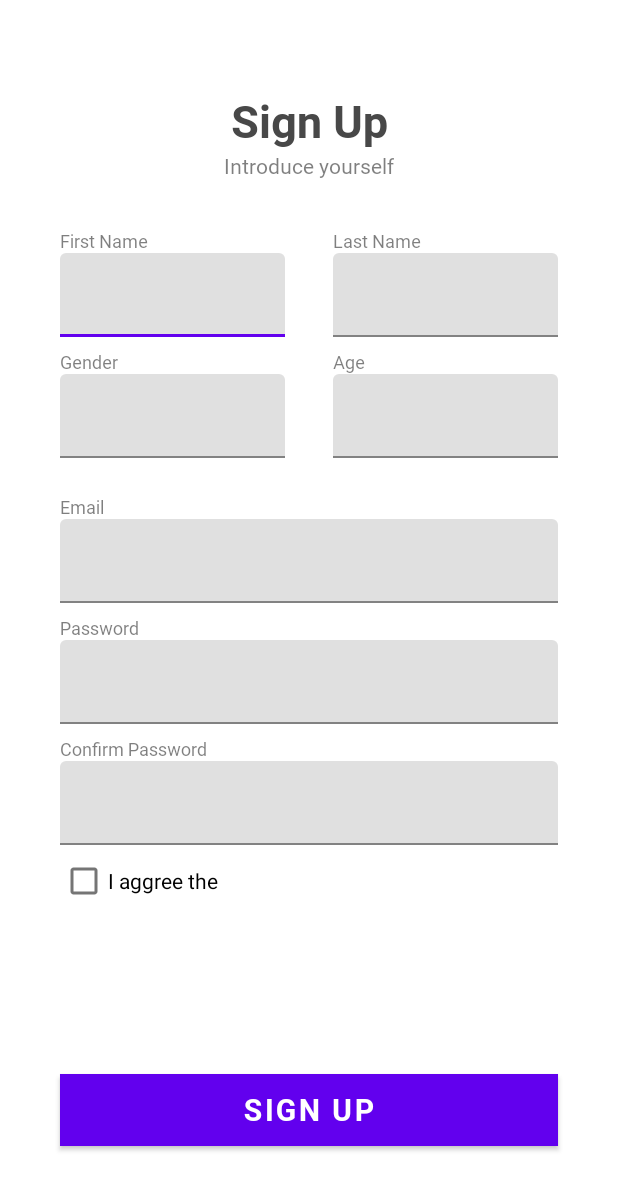
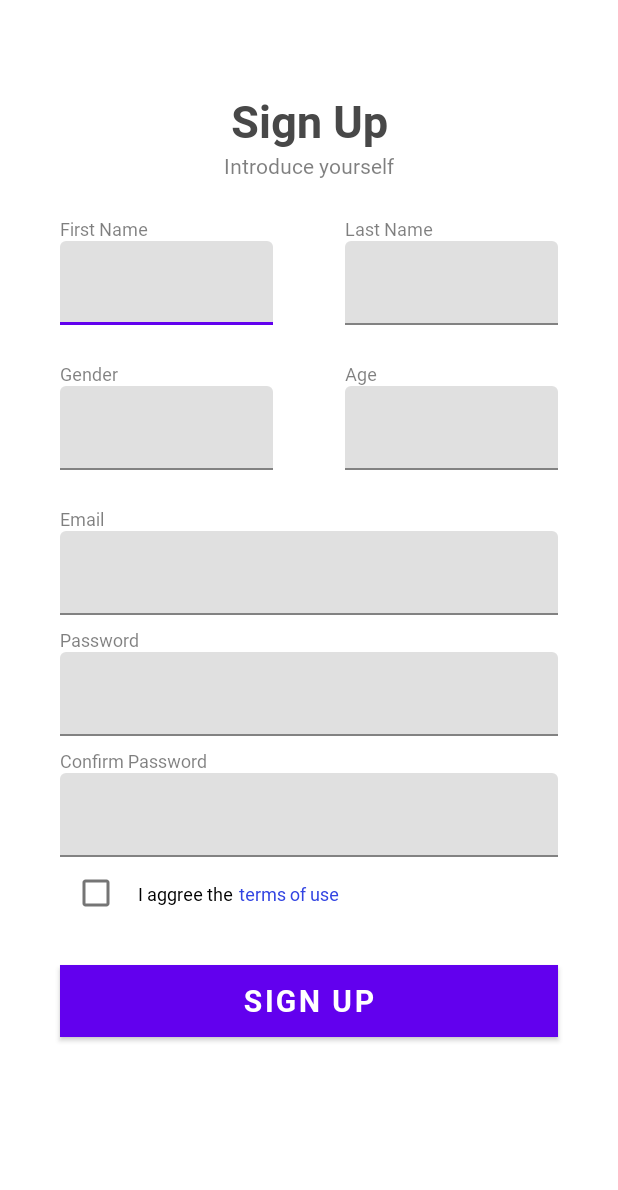
Before and after one commit to LuhutPakpahan/Capstone, an Android app: the layout activity_signup.xml on its own in the app's theme, with its tools: preview values and no code run, on a phone screen of 412 x 824 dp. Shown: the top 1190 px of the screen. Run offline under Robolectric (Android 15) with nearby library versions, the phone set to English and light mode, and no system bars.

Commit message:
Update sign up layout

```diff
--- a/app/build.gradle
+++ b/app/build.gradle
@@ -44,6 +44,7 @@ dependencies {
     implementation 'com.google.android.material:material:1.3.0'
     implementation 'androidx.constraintlayout:constraintlayout:2.0.4'
     implementation 'androidx.wear:wear:1.1.0'
+    implementation "androidx.cardview:cardview:1.0.0"
     testImplementation 'junit:junit:4.+'
     androidTestImplementation 'androidx.test.ext:junit:1.1.2'
     androidTestImplementation 'androidx.test.espresso:espresso-core:3.3.0'
--- a/app/src/main/AndroidManifest.xml
+++ b/app/src/main/AndroidManifest.xml
@@ -20,14 +20,15 @@
         <activity android:name=".ui.editprofile.EditProfileActivity" />
         <activity android:name=".ui.splash.SplashActivity"
             android:theme="@style/Theme.AppCompat.Light.NoActionBar">
+
+        </activity>
+        <activity android:name=".ui.signup.SignupActivity"
+            android:theme="@style/Theme.AppCompat.Light.NoActionBar">
             <intent-filter>
                 <action android:name="android.intent.action.MAIN" />
 
                 <category android:name="android.intent.category.LAUNCHER" />
             </intent-filter>
-        </activity>
-        <activity android:name=".ui.signup.SignupActivity"
-            android:theme="@style/Theme.AppCompat.Light.NoActionBar">
             <meta-data
                 android:name="android.support.PARENT_ACTIVITY"
                 android:value=".ui.login.LoginActivity" />
--- a/app/src/main/res/layout/activity_signup.xml
+++ b/app/src/main/res/layout/activity_signup.xml
@@ -1,10 +1,14 @@
 <?xml version="1.0" encoding="utf-8"?>
-<androidx.constraintlayout.widget.ConstraintLayout xmlns:android="http://schemas.android.com/apk/res/android"
+<ScrollView xmlns:android="http://schemas.android.com/apk/res/android"
     xmlns:app="http://schemas.android.com/apk/res-auto"
     xmlns:tools="http://schemas.android.com/tools"
     android:layout_width="match_parent"
     android:layout_height="match_parent"
     tools:context=".ui.signup.SignupActivity">
+
+    <androidx.constraintlayout.widget.ConstraintLayout
+        android:layout_width="match_parent"
+        android:layout_height="wrap_content">
 
         <TextView
             android:id="@+id/tv_signup"
@@ -33,15 +37,17 @@
             android:layout_width="wrap_content"
             android:layout_height="wrap_content"
             android:layout_marginStart="40dp"
-        android:layout_marginTop="32dp"
+            android:layout_marginTop="24dp"
             android:text="@string/first_name"
             app:layout_constraintStart_toStartOf="parent"
             app:layout_constraintTop_toBottomOf="@id/tv_signup_description" />
 
         <com.google.android.material.textfield.TextInputLayout
             android:id="@+id/tf_first_name"
-        android:layout_width="150dp"
+            android:layout_width="0dp"
             android:layout_height="wrap_content"
+            android:layout_marginEnd="24dp"
+            app:layout_constraintEnd_toStartOf="@id/guideline_center_vertical"
             app:layout_constraintStart_toStartOf="@id/tv_first_name"
             app:layout_constraintTop_toBottomOf="@id/tv_first_name">
 
@@ -55,17 +61,19 @@
             style="@style/Title.Form"
             android:layout_width="wrap_content"
             android:layout_height="wrap_content"
-        android:layout_marginStart="32dp"
-        android:layout_marginTop="32dp"
+            android:layout_marginTop="24dp"
             android:text="@string/last_name"
-        app:layout_constraintStart_toEndOf="@id/tf_first_name"
+            app:layout_constraintStart_toStartOf="@id/tf_last_name"
             app:layout_constraintTop_toBottomOf="@id/tv_signup_description" />
 
         <com.google.android.material.textfield.TextInputLayout
             android:id="@+id/tf_last_name"
-        android:layout_width="150dp"
+            android:layout_width="0dp"
             android:layout_height="wrap_content"
-        app:layout_constraintStart_toStartOf="@id/tv_last_name"
+            android:layout_marginStart="24dp"
+            android:layout_marginEnd="40dp"
+            app:layout_constraintEnd_toEndOf="parent"
+            app:layout_constraintStart_toEndOf="@id/guideline_center_vertical"
             app:layout_constraintTop_toBottomOf="@id/tv_last_name">
 
             <com.google.android.material.textfield.TextInputEditText
@@ -78,21 +86,24 @@
             style="@style/Title.Form"
             android:layout_width="wrap_content"
             android:layout_height="wrap_content"
-        android:layout_marginTop="8dp"
+            android:layout_marginTop="24dp"
             android:text="@string/gender"
             app:layout_constraintStart_toStartOf="@id/tv_first_name"
             app:layout_constraintTop_toBottomOf="@id/tf_first_name" />
 
         <com.google.android.material.textfield.TextInputLayout
             android:id="@+id/tf_gender"
-        android:layout_width="150dp"
+            android:layout_width="0dp"
             android:layout_height="wrap_content"
+            android:layout_marginEnd="24dp"
+            app:layout_constraintEnd_toStartOf="@id/guideline_center_vertical"
             app:layout_constraintStart_toStartOf="@id/tv_gender"
             app:layout_constraintTop_toBottomOf="@id/tv_gender">
 
             <com.google.android.material.textfield.TextInputEditText
                 android:layout_width="match_parent"
-            android:layout_height="wrap_content" />
+                android:layout_height="wrap_content"
+                android:inputType="" />
         </com.google.android.material.textfield.TextInputLayout>
 
         <TextView
@@ -100,22 +111,25 @@
             style="@style/Title.Form"
             android:layout_width="wrap_content"
             android:layout_height="wrap_content"
-        android:layout_marginStart="32dp"
-        android:layout_marginTop="8dp"
+            android:layout_marginStart="24dp"
+            android:layout_marginTop="24dp"
             android:text="@string/age"
-        app:layout_constraintStart_toEndOf="@id/tf_gender"
+            app:layout_constraintStart_toEndOf="@id/guideline_center_vertical"
             app:layout_constraintTop_toBottomOf="@id/tf_last_name" />
 
         <com.google.android.material.textfield.TextInputLayout
             android:id="@+id/tf_age"
-        android:layout_width="150dp"
+            android:layout_width="0dp"
             android:layout_height="wrap_content"
+            android:layout_marginEnd="40dp"
+            app:layout_constraintEnd_toEndOf="parent"
             app:layout_constraintStart_toStartOf="@id/tv_age"
             app:layout_constraintTop_toBottomOf="@id/tv_age">
 
             <com.google.android.material.textfield.TextInputEditText
                 android:layout_width="match_parent"
-            android:layout_height="wrap_content" />
+                android:layout_height="wrap_content"
+                android:inputType="number" />
         </com.google.android.material.textfield.TextInputLayout>
 
         <TextView
@@ -155,8 +169,8 @@
             android:id="@+id/tf_password"
             android:layout_width="0dp"
             android:layout_height="wrap_content"
+            app:layout_constraintEnd_toEndOf="@id/tf_email"
             app:layout_constraintStart_toStartOf="@id/tf_email"
-        app:layout_constraintEnd_toEndOf="@id/tf_email"
             app:layout_constraintTop_toBottomOf="@id/tv_password">
 
             <com.google.android.material.textfield.TextInputEditText
@@ -178,8 +192,8 @@
             android:id="@+id/tf_confirm_password"
             android:layout_width="0dp"
             android:layout_height="wrap_content"
+            app:layout_constraintEnd_toEndOf="@id/tf_password"
             app:layout_constraintStart_toStartOf="@id/tf_password"
-        app:layout_constraintEnd_toEndOf="@id/tf_password"
             app:layout_constraintTop_toBottomOf="@id/tv_confirm_password">
 
             <com.google.android.material.textfield.TextInputEditText
@@ -189,21 +203,58 @@
 
         <Button
             style="@style/Title.Button"
-        android:text="@string/sign_up"
+            android:layout_width="0dp"
+            android:layout_height="wrap_content"
+            android:layout_marginTop="24dp"
+            android:layout_marginBottom="24dp"
             android:background="@drawable/gradient"
             android:foreground="?attr/selectableItemBackground"
-        android:layout_width="0dp"
+            android:text="@string/sign_up"
+            app:layout_constraintBottom_toBottomOf="parent"
+            app:layout_constraintEnd_toEndOf="@id/tf_confirm_password"
+            app:layout_constraintStart_toStartOf="@id/tf_confirm_password"
+            app:layout_constraintTop_toBottomOf="@id/cb_agreement" />
+
+        <CheckBox
+            android:id="@+id/cb_agreement"
+            android:layout_width="wrap_content"
             android:layout_height="wrap_content"
             app:layout_constraintStart_toStartOf="@id/tf_confirm_password"
-        app:layout_constraintEnd_toEndOf="@id/tf_confirm_password"
-        app:layout_constraintBottom_toBottomOf="parent"
-        android:layout_marginBottom="60dp" />
+            app:layout_constraintTop_toBottomOf="@id/tf_confirm_password" />
 
-    <CheckBox
+        <TextView
+            android:id="@+id/tv_i_agree"
+            style="@style/Content.Agreement"
             android:layout_width="wrap_content"
             android:layout_height="wrap_content"
-        app:layout_constraintTop_toBottomOf="@id/tf_confirm_password"
-        app:layout_constraintStart_toStartOf="@id/tf_confirm_password"
-        android:text="@string/i_aggree_the" />
+            android:layout_marginStart="4dp"
+            android:text="@string/i_aggree_the"
+            android:textColor="@color/black"
+            app:layout_constraintBottom_toBottomOf="@id/cb_agreement"
+            app:layout_constraintStart_toEndOf="@id/cb_agreement"
+            app:layout_constraintTop_toTopOf="@id/cb_agreement" />
+
+        <TextView
+            android:id="@+id/tv_terms_of_use"
+            android:layout_width="wrap_content"
+            android:layout_height="wrap_content"
+            android:text="@string/terms_of_use"
+            android:textColor="#3244E2"
+            style="@style/Content.Agreement"
+            android:layout_marginStart="4dp"
+            app:layout_constraintStart_toEndOf="@id/tv_i_agree"
+            app:layout_constraintTop_toTopOf="@id/tv_i_agree"
+            app:layout_constraintBottom_toBottomOf="@id/tv_i_agree" />
+
+        <androidx.constraintlayout.widget.Guideline
+            android:id="@+id/guideline_center_vertical"
+            android:layout_width="wrap_content"
+            android:layout_height="wrap_content"
+            android:orientation="vertical"
+            app:layout_constraintEnd_toEndOf="parent"
+            app:layout_constraintGuide_percent="0.5"
+            app:layout_constraintHorizontal_bias="0.5"
+            app:layout_constraintStart_toStartOf="parent" />
 
     </androidx.constraintlayout.widget.ConstraintLayout>
+</ScrollView>
--- a/app/src/main/res/values/strings.xml
+++ b/app/src/main/res/values/strings.xml
@@ -28,4 +28,5 @@
     <string name="warning_title">WARNING</string>
     <string name="the_information_above_is_not_to_preclude_medical_advice">The information above is not to preclude medical advice</string>
     <string name="feedback">Feedback</string>
+    <string name="terms_of_use">terms of use</string>
 </resources>
```
Lines whose indentation alone changed are shown as unchanged.
